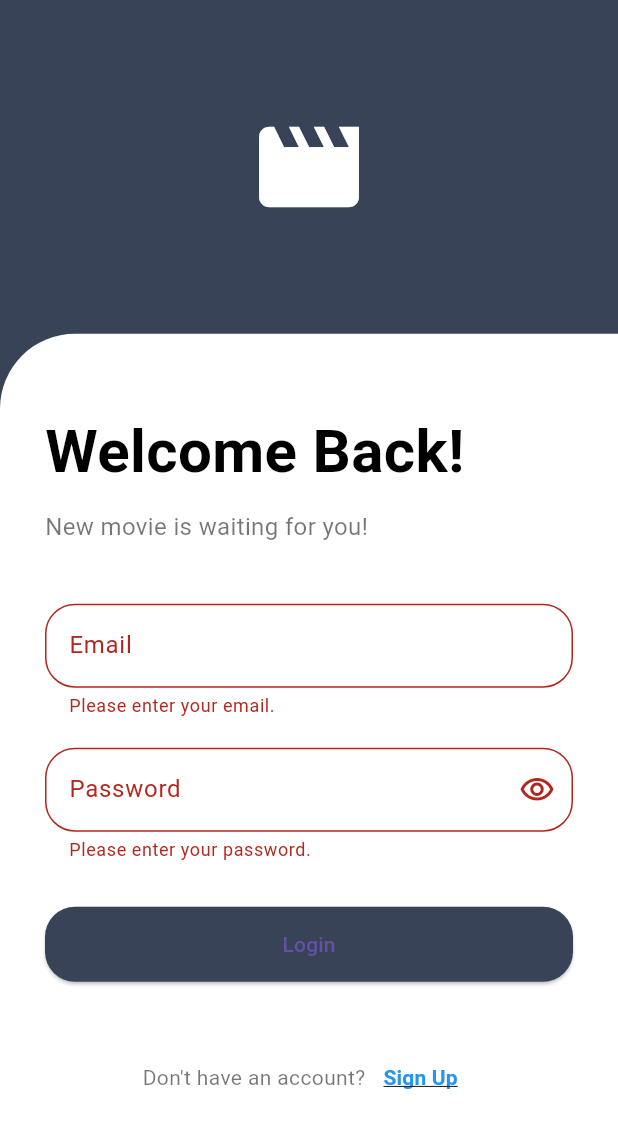
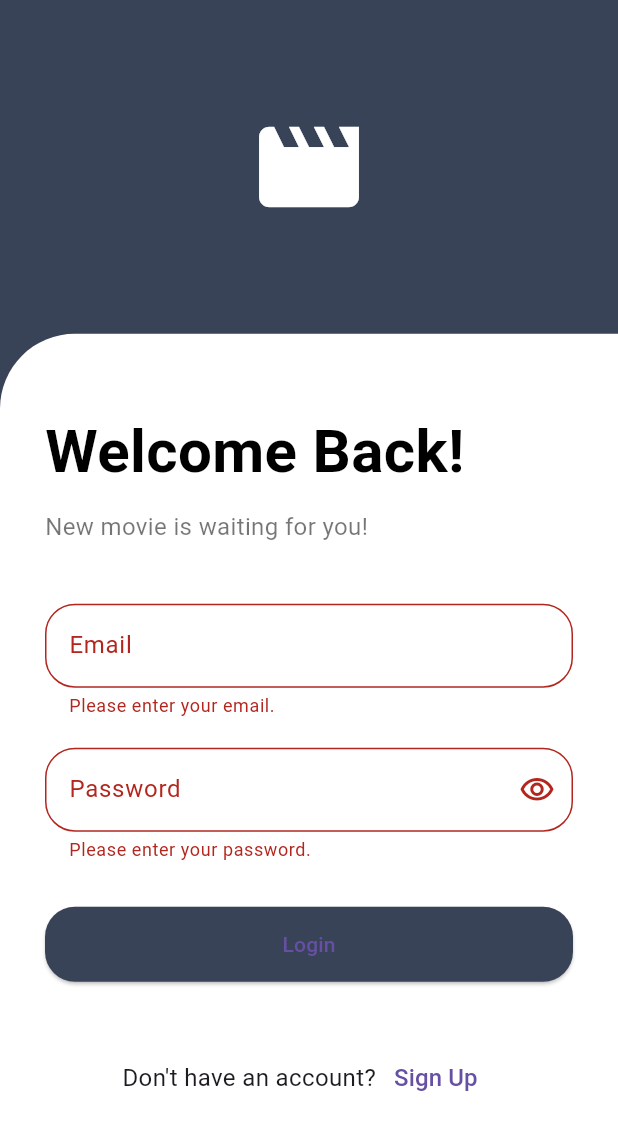
Before and after one commit to RyanWiratama/9_D_Bioskop, a Flutter app: the LoginView screen opened directly, after a tap on "Login", on a phone screen of 412 x 824 dp. Shown: the top 1130 px of the screen. Run offline on Flutter 3.47's test engine with Material 3 defaults, Android fonts, the light colour scheme and no system bars; our stand-ins replace carousel_slider, flutter_riverpod, flutter_secure_storage, video_player; accounts and stored records are empty.

Commit message:
Update Back End User ( register & login )

```diff
--- a/lib/main.dart
+++ b/lib/main.dart
@@ -15,7 +15,7 @@ class MainApp extends StatelessWidget {
     return const MaterialApp(
       title: 'Tubes PBP',
       debugShowCheckedModeBanner: false,
-      home: HomeView(),
+      home: LoginView(),
     );
   }
 }
--- a/lib/view/Auth/login_view.dart
+++ b/lib/view/Auth/login_view.dart
@@ -1,6 +1,7 @@
 import 'package:flutter/material.dart';
 import 'package:tubes_pbp_9/view/Auth/register_view.dart';
 import 'package:tubes_pbp_9/view/home_view.dart';
+import 'package:tubes_pbp_9/requests/userReq.dart';
 
 class LoginView extends StatefulWidget {
   final Map? data;
@@ -23,7 +24,6 @@ class _LoginViewState extends State<LoginView> {
       backgroundColor: const Color(0xFF384357),
       body: Stack(
         children: [
-          // Header bagian atas
           Container(
             height: MediaQuery.of(context).size.height * 0.27,
             color: const Color(0xFF384357),
@@ -35,7 +35,6 @@ class _LoginViewState extends State<LoginView> {
               ),
             ),
           ),
-          // Form login di bagian bawah
           Align(
             alignment: Alignment.bottomCenter,
             child: Container(
@@ -69,7 +68,6 @@ class _LoginViewState extends State<LoginView> {
                       ),
                     ),
                     const SizedBox(height: 40),
-                    // Input email
                     TextFormField(
                       controller: emailController,
                       decoration: InputDecoration(
@@ -92,7 +90,6 @@ class _LoginViewState extends State<LoginView> {
                       },
                     ),
                     const SizedBox(height: 20),
-                    // Input password
                     TextFormField(
                       controller: passwordController,
                       obscureText: _obscurePassword,
@@ -125,7 +122,6 @@ class _LoginViewState extends State<LoginView> {
                       },
                     ),
                     const SizedBox(height: 30),
-                    // Tombol Login
                     SizedBox(
                       width: double.infinity,
                       height: 50,
@@ -136,18 +132,20 @@ class _LoginViewState extends State<LoginView> {
                             borderRadius: BorderRadius.circular(20),
                           ),
                         ),
-                        onPressed: () {
+                        onPressed: () async {
                           if (_formKey.currentState?.validate() ?? false) {
-                            if (widget.data == null) {
-                              setState(() {
-                                _errorMessage = "Email not registered!";
-                              });
-                            } else {
-                              String email = widget.data?['email'];
-                              String password = widget.data?['password'];
+                            String email = emailController.text;
+                            String password = passwordController.text;
 
-                              if (emailController.text == email &&
-                                  passwordController.text == password) {
+                            try {
+                              Map<String, String> data = {
+                                'email': email,
+                                'password': password,
+                              };
+
+                              final response = await UserReq.login(data);
+
+                              if (response.statusCode == 200) {
                                 Navigator.pushReplacement(
                                   context,
                                   MaterialPageRoute(
@@ -160,6 +158,10 @@ class _LoginViewState extends State<LoginView> {
                                       "Invalid username or password!";
                                 });
                               }
+                            } catch (e) {
+                              setState(() {
+                                _errorMessage = "Error: $e";
+                              });
                             }
                           }
                         },
@@ -167,20 +169,18 @@ class _LoginViewState extends State<LoginView> {
                       ),
                     ),
                     const SizedBox(height: 20),
-                    // Pesan kesalahan
                     if (_errorMessage != null)
                       Text(
                         _errorMessage!,
                         style: const TextStyle(color: Colors.red),
                       ),
                     const SizedBox(height: 20),
-                    // Tautan Sign Up
                     Row(
                       mainAxisAlignment: MainAxisAlignment.center,
                       children: [
                         const Text(
                           "Don't have an account?",
-                          style: TextStyle(fontSize: 14, color: Colors.black54),
+                          style: TextStyle(fontSize: 16),
                         ),
                         TextButton(
                           onPressed: () {
@@ -193,12 +193,7 @@ class _LoginViewState extends State<LoginView> {
                           },
                           child: const Text(
                             "Sign Up",
-                            style: TextStyle(
-                              fontSize: 14,
-                              fontWeight: FontWeight.bold,
-                              color: Colors.blue,
-                              decoration: TextDecoration.underline,
-                            ),
+                            style: TextStyle(fontSize: 16),
                           ),
                         ),
                       ],
```
Also changed, not shown: lib/entity/user.dart (added, +35 -0 lines), lib/requests/userReq.dart (added, +86 -0 lines), lib/view/Auth/register_view.dart (+79 -27 lines).
